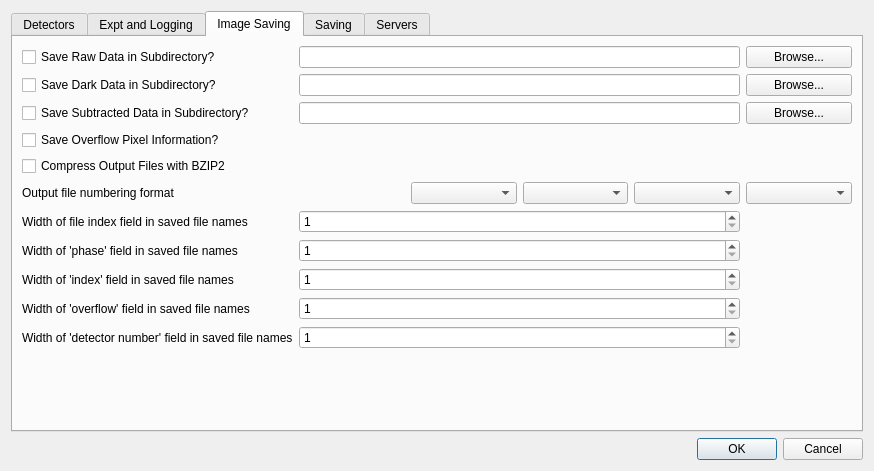
Above: libraries/qxrdlib/qxrdexperimentpreferencesdialog.ui from guyjennings/qxrd before the change. Below: the same form after it.
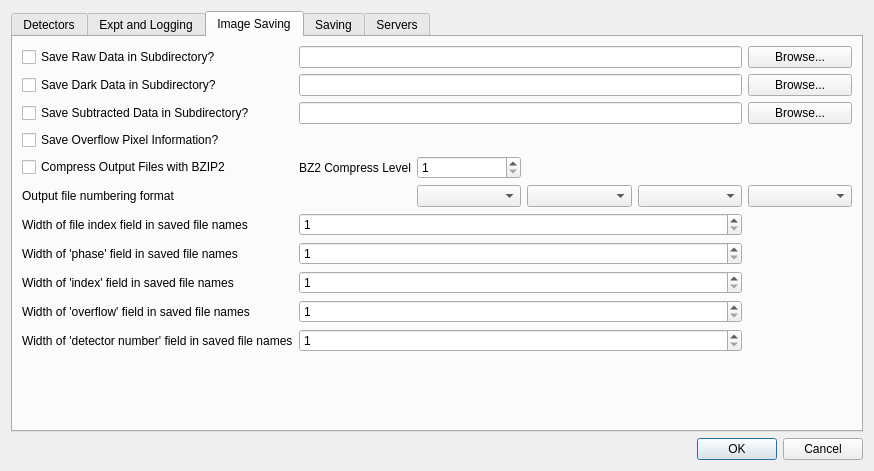
That is the form after the change. Icons and pictures are not drawn.

Commit message: Disable allied vision vimba plugin for now Allow bzip2 compression level to be chosen

```diff
--- a/libraries/qxrdlib/qxrdexperimentpreferencesdialog.ui
+++ b/libraries/qxrdlib/qxrdexperimentpreferencesdialog.ui
@@ -245,34 +245,71 @@
        <string>Image Saving</string>
       </attribute>
       <layout class="QGridLayout" name="gridLayout_7">
-       <item row="4" column="1" colspan="4">
-        <widget class="QLineEdit" name="m_SaveDarkSubdir"/>
+       <item row="14" column="0">
+        <widget class="QCheckBox" name="m_CompressOutputBZ2">
+         <property name="enabled">
+          <bool>true</bool>
+         </property>
+         <property name="toolTip">
+          <string>Save info about overflowed pixels in .overflow file</string>
+         </property>
+         <property name="text">
+          <string>Compress Output Files with BZIP2</string>
+         </property>
+         <property name="checkable">
+          <bool>true</bool>
+         </property>
+        </widget>
+       </item>
+       <item row="20" column="0">
+        <widget class="QLabel" name="label_12">
+         <property name="text">
+          <string>Width of 'overflow' field in saved file names</string>
+         </property>
+        </widget>
+       </item>
+       <item row="16" column="0">
+        <widget class="QLabel" name="label_8">
+         <property name="text">
+          <string>Output file numbering format</string>
+         </property>
+        </widget>
+       </item>
+       <item row="19" column="0">
+        <widget class="QLabel" name="label_14">
+         <property name="text">
+          <string>Width of 'index' field in saved file names</string>
+         </property>
+        </widget>
        </item>
        <item row="2" column="1" colspan="4">
         <widget class="QLineEdit" name="m_SaveRawSubdir"/>
        </item>
-       <item row="17" column="0">
+       <item row="4" column="1" colspan="4">
+        <widget class="QLineEdit" name="m_SaveDarkSubdir"/>
+       </item>
+       <item row="18" column="0">
         <widget class="QLabel" name="label_11">
          <property name="text">
           <string>Width of 'phase' field in saved file names</string>
          </property>
         </widget>
        </item>
-       <item row="16" column="0">
+       <item row="17" column="0">
         <widget class="QLabel" name="label_3">
          <property name="text">
           <string>Width of file index field in saved file names</string>
          </property>
         </widget>
        </item>
-       <item row="15" column="1">
+       <item row="16" column="1">
         <widget class="QLabel" name="label">
          <property name="text">
           <string>&lt;name&gt;</string>
          </property>
         </widget>
        </item>
-       <item row="16" column="1" colspan="4">
+       <item row="17" column="1" colspan="4">
         <widget class="QSpinBox" name="m_FileIndexWidth">
          <property name="minimum">
           <number>1</number>
@@ -289,7 +326,7 @@
          </property>
         </widget>
        </item>
-       <item row="19" column="1" colspan="4">
+       <item row="20" column="1" colspan="4">
         <widget class="QSpinBox" name="m_FileOverflowWidth">
          <property name="minimum">
           <number>1</number>
@@ -299,7 +336,7 @@
          </property>
         </widget>
        </item>
-       <item row="21" column="0" colspan="6">
+       <item row="22" column="0" colspan="6">
         <spacer name="verticalSpacer_5">
          <property name="orientation">
           <enum>Qt::Vertical</enum>
@@ -312,10 +349,10 @@
          </property>
         </spacer>
        </item>
-       <item row="15" column="5">
+       <item row="16" column="5">
         <widget class="QComboBox" name="m_FileNameFormat4"/>
        </item>
-       <item row="18" column="1" colspan="4">
+       <item row="19" column="1" colspan="4">
         <widget class="QSpinBox" name="m_FileNumberWidth">
          <property name="minimum">
           <number>1</number>
@@ -325,10 +362,7 @@
          </property>
         </widget>
        </item>
-       <item row="15" column="2">
-        <widget class="QComboBox" name="m_FileNameFormat1"/>
-       </item>
-       <item row="17" column="1" colspan="4">
+       <item row="18" column="1" colspan="4">
         <widget class="QSpinBox" name="m_FilePhaseWidth">
          <property name="minimum">
           <number>1</number>
@@ -355,7 +389,7 @@
        <item row="7" column="1" colspan="4">
         <widget class="QLineEdit" name="m_SaveSubtractedSubdir"/>
        </item>
-       <item row="20" column="1" colspan="4">
+       <item row="21" column="1" colspan="4">
         <widget class="QSpinBox" name="m_DetectorNumberWidth">
          <property name="minimum">
           <number>1</number>
@@ -365,7 +399,7 @@
          </property>
         </widget>
        </item>
-       <item row="15" column="4">
+       <item row="16" column="4">
         <widget class="QComboBox" name="m_FileNameFormat3"/>
        </item>
        <item row="2" column="0">
@@ -375,23 +409,7 @@
          </property>
         </widget>
        </item>
-       <item row="13" column="0">
-        <widget class="QCheckBox" name="m_SaveOverflowFiles">
-         <property name="enabled">
-          <bool>true</bool>
-         </property>
-         <property name="toolTip">
-          <string>Save info about overflowed pixels in .overflow file</string>
-         </property>
-         <property name="text">
-          <string>Save Overflow Pixel Information?</string>
-         </property>
-         <property name="checkable">
-          <bool>true</bool>
-         </property>
-        </widget>
-       </item>
-       <item row="20" column="0">
+       <item row="21" column="0">
         <widget class="QLabel" name="label_13">
          <property name="text">
           <string>Width of 'detector number' field in saved file names</string>
@@ -405,6 +423,22 @@
          </property>
         </widget>
        </item>
+       <item row="13" column="0">
+        <widget class="QCheckBox" name="m_SaveOverflowFiles">
+         <property name="enabled">
+          <bool>true</bool>
+         </property>
+         <property name="toolTip">
+          <string>Save info about overflowed pixels in .overflow file</string>
+         </property>
+         <property name="text">
+          <string>Save Overflow Pixel Information?</string>
+         </property>
+         <property name="checkable">
+          <bool>true</bool>
+         </property>
+        </widget>
+       </item>
        <item row="4" column="0">
         <widget class="QCheckBox" name="m_SaveDarkInSubdir">
          <property name="text">
@@ -412,43 +446,26 @@
          </property>
         </widget>
        </item>
-       <item row="15" column="3">
+       <item row="16" column="3">
         <widget class="QComboBox" name="m_FileNameFormat2"/>
        </item>
-       <item row="19" column="0">
-        <widget class="QLabel" name="label_12">
-         <property name="text">
-          <string>Width of 'overflow' field in saved file names</string>
-         </property>
-        </widget>
+       <item row="16" column="2">
+        <widget class="QComboBox" name="m_FileNameFormat1"/>
        </item>
-       <item row="15" column="0">
-        <widget class="QLabel" name="label_8">
-         <property name="text">
-          <string>Output file numbering format</string>
+       <item row="14" column="2">
+        <widget class="QSpinBox" name="m_CompressLevelBZ2">
+         <property name="minimum">
+          <number>1</number>
          </property>
-        </widget>
-       </item>
-       <item row="18" column="0">
-        <widget class="QLabel" name="label_14">
-         <property name="text">
-          <string>Width of 'index' field in saved file names</string>
+         <property name="maximum">
+          <number>20</number>
          </property>
         </widget>
        </item>
-       <item row="14" column="0">
-        <widget class="QCheckBox" name="m_CompressOutputBZ2">
-         <property name="enabled">
-          <bool>true</bool>
-         </property>
-         <property name="toolTip">
-          <string>Save info about overflowed pixels in .overflow file</string>
-         </property>
+       <item row="14" column="1">
+        <widget class="QLabel" name="label_20">
          <property name="text">
-          <string>Compress Output Files with BZIP2</string>
-         </property>
-         <property name="checkable">
-          <bool>true</bool>
+          <string>BZ2 Compress Level</string>
          </property>
         </widget>
        </item>
```
The commit also changes 5 other files.
